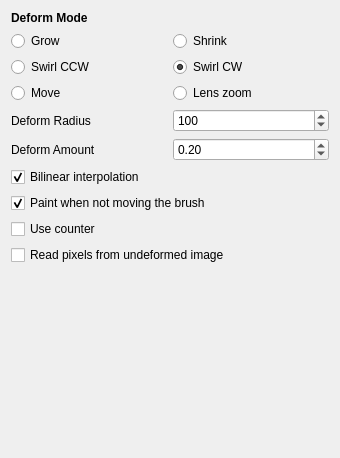
Old version of the form krita/plugins/paintops/deform/wdgdeformoptions.ui in the repository KDE/krita.
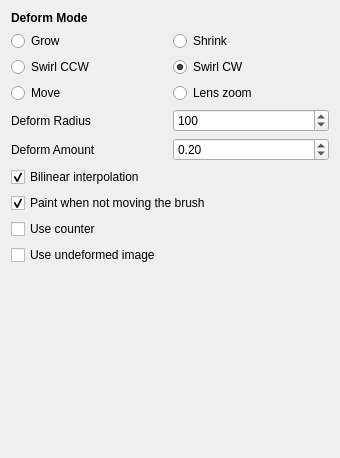
New version of the form.

Commit message: newline at end of tile, slightly (but not much) better text

Patch:
```diff
--- a/krita/plugins/paintops/deform/wdgdeformoptions.ui
+++ b/krita/plugins/paintops/deform/wdgdeformoptions.ui
@@ -175,7 +175,7 @@
    <item row="15" column="0" colspan="2" >
     <widget class="QCheckBox" name="useOldData" >
      <property name="text" >
-      <string>Read pixels from undeformed image</string>
+      <string>Use undeformed image</string>
      </property>
     </widget>
    </item>
```
The commit also changes 2 other files.
